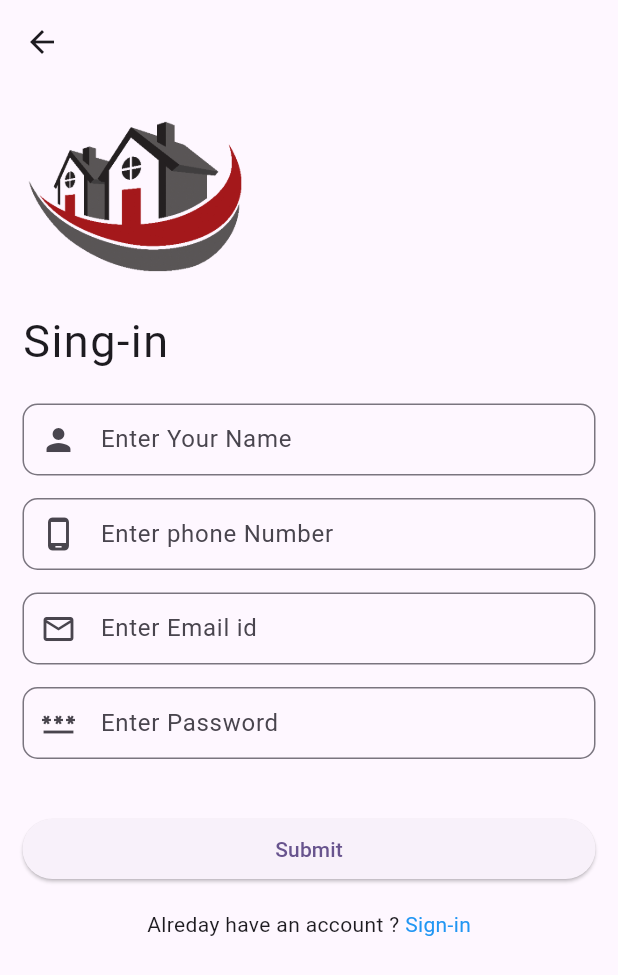
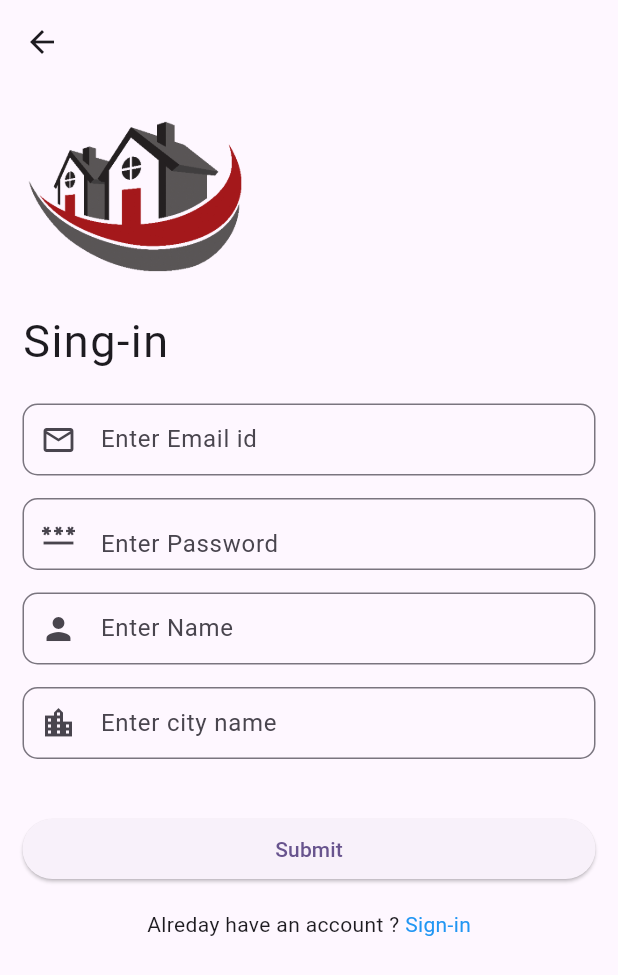
Before and after one commit to Manishs2261/PgRoomApp-Appixo-, a Flutter app: the screen it shows after launch, after a tap on the "arrow forward" icon, after a tap on "Start", after a tap on "Sign-up", on a phone screen of 412 x 824 dp. Shown: the top 975 px of the screen. Run offline on Flutter 3.47's test engine with Material 2 defaults, Android fonts, the phone set to English and light mode, and no system bars; our stand-ins replace firebase_auth, firebase_core, flutter_rating_bar, get, google_sign_in, image_picker and 2 more; accounts and stored records are empty; generated files the repository leaves out were written again; network calls fail.

Commit message:
manage a login and forget password screen

```diff
--- a/lib/src/view/auth_screen/login_screen/login_screen.dart
+++ b/lib/src/view/auth_screen/login_screen/login_screen.dart
@@ -1,6 +1,11 @@
+import 'dart:developer';
+
+import 'package:firebase_auth/firebase_auth.dart';
 import 'package:flutter/material.dart';
 import 'package:get/get_rx/src/rx_typedefs/rx_typedefs.dart';
+import 'package:google_sign_in/google_sign_in.dart';
 import 'package:pgroom/main.dart';
+import 'package:pgroom/src/repositiry/auth_apis/auth_apis.dart';
 import 'package:pgroom/src/uitels/image_string/image_string.dart';
 import 'package:pgroom/src/view/auth_screen/forget_password_phone_number/forget_password_phone_number.dart';
 import 'package:pgroom/src/view/auth_screen/sing_in_screen/sing_in_screen.dart';
@@ -21,6 +26,9 @@ class LoginScreen extends StatefulWidget {
 class _LoginScreenState extends State<LoginScreen> {
 
   final globleKey = GlobalKey<FormState>();
+  final TextEditingController _emailControlerLogin = TextEditingController();
+  final TextEditingController _passwordControlerLogin = TextEditingController();
+
 
   @override
   Widget build(BuildContext context) {
@@ -62,9 +70,10 @@ class _LoginScreenState extends State<LoginScreen> {
                   //===========Email and phone number  text
                   // field===============
                   TextFormField(
+                    controller: _emailControlerLogin,
                     decoration: InputDecoration(
                       border: OutlineInputBorder(borderRadius: BorderRadius.circular(10)),
-                      hintText: "Enter Email id or Number",
+                      hintText: "Enter Email id ",
                       prefixIcon: Icon(Icons.email_outlined),
                       contentPadding: EdgeInsets.only(top: 5),
                     ),
@@ -72,6 +81,7 @@ class _LoginScreenState extends State<LoginScreen> {
                   SizedBox(height: 15,),
                   //==========password text field==============
                   TextFormField(
+                    controller: _passwordControlerLogin,
                     decoration: InputDecoration(
                       border: OutlineInputBorder(borderRadius: BorderRadius.circular(10)),
                       hintText: "Enter Password",
@@ -89,43 +99,9 @@ class _LoginScreenState extends State<LoginScreen> {
               alignment: Alignment.centerRight,
                 child: InkWell(
                   onTap: (){
-//========Bottom sheet screen ===============
-                 showModalBottomSheet(context: context,
-                     builder: (context)=> Container(
-                       padding: EdgeInsets.all(30),
-                       child: Column(
-                         crossAxisAlignment: CrossAxisAlignment.start,
-                         children: [
-                           Text("Make Selection!",style: TextStyle(fontSize:
-                           20,fontWeight: FontWeight.bold),),
-                           Text("Selection one of the option given below to "
-                               "reset your password"),
-                           SizedBox(height: 20,),
 
-                           //=====Email - reset password container=====
-                           ForgetPasswordBottomWidget(title: 'E-Mail', subtitle: 'Reset via E-Mail Verification"',
-                             iconData: Icons.email_outlined, ontap: () {
-
-                             Navigator.pop(context);
-                             Navigator.push(context, MaterialPageRoute
-                               (builder: (context)=> ForgetPasswordEmailScreen()));
-                             },),
-                           SizedBox(height: 15,),
-
-                           //==phone number reset password container =====
-                           ForgetPasswordBottomWidget(title: "Phone Number",
-                               subtitle: "Reset via Phone no verification",
-                               iconData: Icons
-                                   .phone_android_outlined, ontap: () {
-                               Navigator.pop(context);
-                               Navigator.push(context, MaterialPageRoute
-                                 (builder: (context)=> ForgetPasswordPhoneNumberScreen()));
-                             },)
-
-
-                         ],
-                       ),
-                     ));
+                    Navigator.push(context, MaterialPageRoute(builder:
+                    (context)=> ForgetPasswordEmailScreen()));
 
                    },
                     child: Text("Forget PassWord ",style: TextStyle(color: Colors.blue),))),
@@ -136,15 +112,16 @@ class _LoginScreenState extends State<LoginScreen> {
               height: 50,
               width: double.infinity,
               child: ElevatedButton(
-                onPressed: (){},
-                child: Row(
-                  mainAxisAlignment: MainAxisAlignment.center,
-                  children: [
+                onPressed: () async {
 
-                    SizedBox(width: 15,),
-                    Text("Login ",style: TextStyle(fontSize: 18),)
-                  ],
-                ),
+
+
+
+                 // AuthApisClass.loginEmailAndPassword(
+                 // _emailControlerLogin.text,
+                 //     _passwordControlerLogin.text);
+                },
+                child:  Text("Login"),
               ),
             ),
             SizedBox(height: 10,),
@@ -178,7 +155,10 @@ class _LoginScreenState extends State<LoginScreen> {
               height: 50,
               width: double.infinity,
               child: ElevatedButton(
-                onPressed: (){},
+                onPressed: (){
+
+                  AuthApisClass.handleGoogleButttonClicke();
+                },
                 child: Row(
                   mainAxisAlignment: MainAxisAlignment.center,
                   children: [
--- a/lib/src/view/auth_screen/sing_in_screen/sing_in_screen.dart
+++ b/lib/src/view/auth_screen/sing_in_screen/sing_in_screen.dart
@@ -1,7 +1,10 @@
+import 'package:firebase_auth/firebase_auth.dart';
 import 'package:flutter/cupertino.dart';
 import 'package:flutter/material.dart';
+import 'package:pgroom/src/repositiry/auth_apis/auth_apis.dart';
 import 'package:pgroom/src/uitels/image_string/image_string.dart';
 import 'package:pgroom/src/view/auth_screen/login_screen/login_screen.dart';
+import 'package:pgroom/src/view/home/home_screen.dart';
 
 class SingInScreen extends StatefulWidget {
   const SingInScreen({super.key});
@@ -14,6 +17,10 @@ class _SingInScreenState extends State<SingInScreen> {
 
 
   final globleKey = GlobalKey<FormState>();
+
+  final TextEditingController _emailControllersing = TextEditingController();
+  final TextEditingController _passwordControllersing = TextEditingController();
+
 
   @override
   Widget build(BuildContext context) {
@@ -35,37 +42,71 @@ class _SingInScreenState extends State<SingInScreen> {
                   child: Column(
                 children: [
                   TextFormField(
-                    decoration: InputDecoration(
-                      border: OutlineInputBorder(borderRadius: BorderRadius.circular(10)),
-                      hintText: "Enter Your Name",
-                      prefixIcon: Icon(Icons.person),
-                      contentPadding: EdgeInsets.only(top: 5),
-                    ),
-                  ),
-                  SizedBox(height: 15,),
-                  TextFormField(
-                    decoration: InputDecoration(
-                      border: OutlineInputBorder(borderRadius: BorderRadius.circular(10)),
-                      hintText: "Enter phone Number",
-                      prefixIcon: Icon(Icons.phone_android_outlined),
-                      contentPadding: EdgeInsets.only(top: 5),
-                    ),
-                  ),
-                  SizedBox(height: 15,),
-                  TextFormField(
+                    controller: _emailControllersing,
                     decoration: InputDecoration(
                       border: OutlineInputBorder(borderRadius: BorderRadius.circular(10)),
                       hintText: "Enter Email id ",
                       prefixIcon: Icon(Icons.email_outlined),
                       contentPadding: EdgeInsets.only(top: 5),
+                     suffix: InkWell(
+                       onTap: (){
+                         print("send otp ");
+                       },
+                         child: Text("| SEND OTP   ")),
+                      suffixStyle: TextStyle(fontSize: 15,fontWeight:
+                      FontWeight.w500,color: Colors.blue)
+
                     ),
                   ),
                   SizedBox(height: 15,),
                   TextFormField(
+                    controller: _passwordControllersing,
                     decoration: InputDecoration(
                       border: OutlineInputBorder(borderRadius: BorderRadius.circular(10)),
                       hintText: "Enter Password",
                       prefixIcon: Icon(Icons.password),
+                      contentPadding: EdgeInsets.only(top: 5),
+
+                        suffix:
+                        (false)
+                        ? InkWell(
+                            onTap: (){
+                              print("send otp ");
+                            },
+                            child: Text("| Submit   ",style: TextStyle(color:
+                            Colors.green),))
+                            :
+                        InkWell(
+                            onTap: (){
+                              print("send otp ");
+                            },
+                            child: Padding(
+                              padding: const EdgeInsets.all(8.0),
+                              child: Icon(Icons.verified,color: Colors.green,
+                                  ),
+                            ),),
+
+                    ),
+                  ),
+                  if(true)
+                  SizedBox(height: 15,),
+                  if(true)
+                  TextFormField(
+                    decoration: InputDecoration(
+                     border: OutlineInputBorder(borderRadius: BorderRadius.circular(10)) ,
+                      hintText: "Enter Name",
+                      prefixIcon: Icon(Icons.person),
+                      contentPadding: EdgeInsets.only(top: 5),
+                    ),
+                  ),
+                  if(true)
+                  SizedBox(height: 15,),
+                  if(true)
+                  TextFormField(
+                    decoration: InputDecoration(
+                      border: OutlineInputBorder(borderRadius: BorderRadius.circular(10)) ,
+                      hintText: "Enter city name",
+                      prefixIcon: Icon(Icons.location_city),
                       contentPadding: EdgeInsets.only(top: 5),
                     ),
                   ),
@@ -74,7 +115,21 @@ class _SingInScreenState extends State<SingInScreen> {
                     height: 40,
                     width: double.infinity,
                     child: ElevatedButton(
-                      onPressed: (){},
+                      onPressed: () async {
+
+                        print(_passwordControllersing.text);
+                        print(_emailControllersing.text);
+
+
+
+
+
+
+                      // AuthApisClass.singEmailIdAndPassword(
+                      //     _emailControllersing.text,
+                      //     _passwordControllersing.text);
+
+                      },
                       child: Text("Submit"),
                     ),
                   ),
@@ -93,6 +148,8 @@ class _SingInScreenState extends State<SingInScreen> {
                           child: Text("Sign-in",style: TextStyle(color: Colors
                               .blue),))
                     ],),
+
+                  SizedBox(height: 50,)
                 ],
               ))
             ],
```
Also changed, not shown: lib/src/repositiry/auth_apis/auth_apis.dart (added, +117 -0 lines), lib/src/view/auth_screen/forget_password_phone_number/forget_password_phone_number.dart (+12 -2 lines), lib/src/view/auth_screen/otp_phone_screen/otp_phone_screen.dart (+19 -3 lines), lib/src/view/home/home_screen.dart (+11 -0 lines), lib/src/res/routes/app_routes.dart (added), 1 other file.
